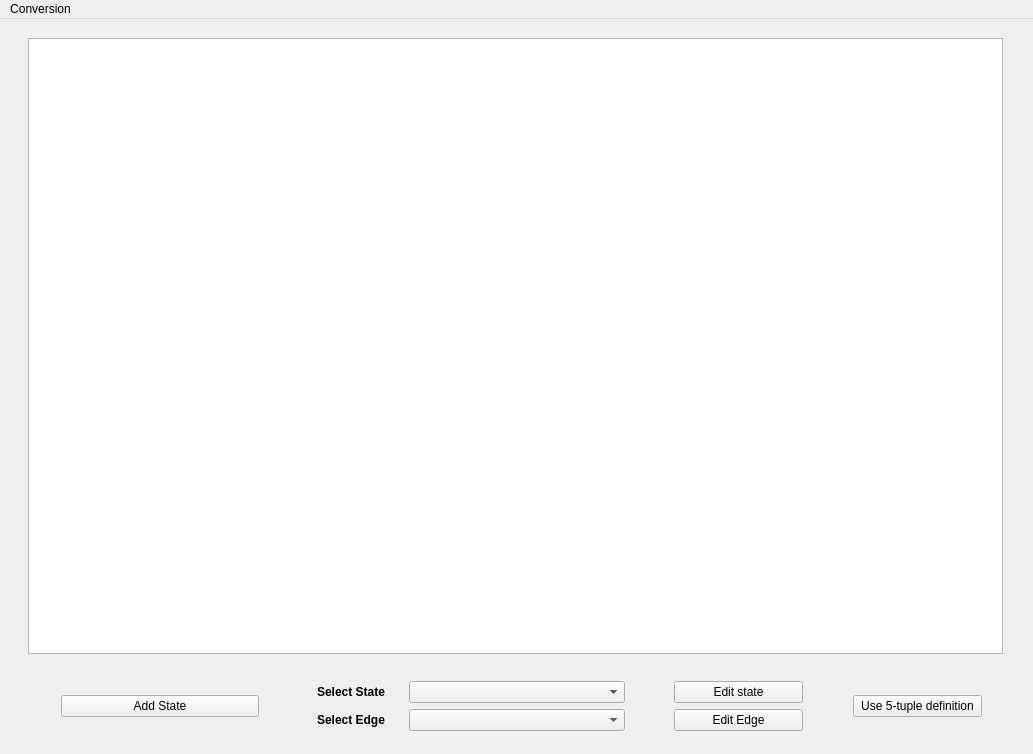
Old version of the form ui/final2.ui in the repository bishoyhanykamel/AutomataProject.
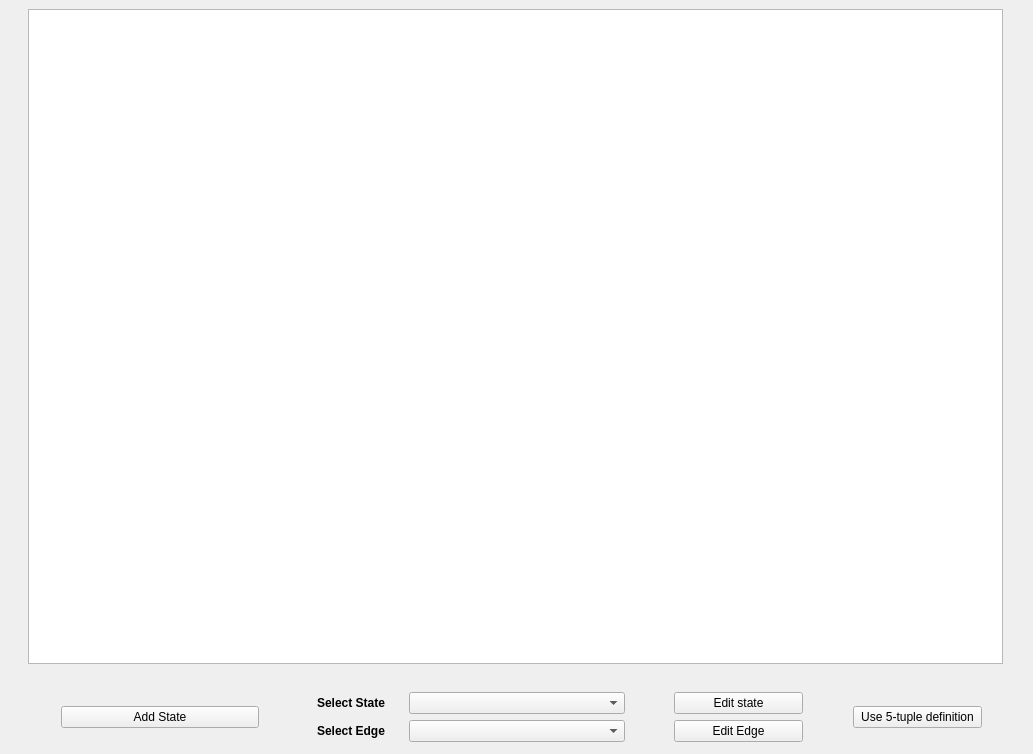
New version of the form.

Diff of the .ui file:
```diff
--- a/ui/final2.ui
+++ b/ui/final2.ui
@@ -30,9 +30,9 @@
     <property name="geometry">
      <rect>
       <x>0</x>
-      <y>10</y>
+      <y>0</y>
       <width>1031</width>
-      <height>711</height>
+      <height>751</height>
      </rect>
     </property>
     <property name="sizePolicy">
@@ -259,24 +259,6 @@
     </layout>
    </widget>
   </widget>
-  <widget class="QMenuBar" name="menuBar">
-   <property name="geometry">
-    <rect>
-     <x>0</x>
-     <y>0</y>
-     <width>1033</width>
-     <height>21</height>
-    </rect>
-   </property>
-   <widget class="QMenu" name="menuConvert_to_DFA">
-    <property name="title">
-     <string>Conversion</string>
-    </property>
-    <addaction name="dfaGraph_action"/>
-    <addaction name="dfaTransitionTable_action"/>
-   </widget>
-   <addaction name="menuConvert_to_DFA"/>
-  </widget>
   <action name="dfaGraph_action">
    <property name="text">
     <string>DFA Graph</string>
```
